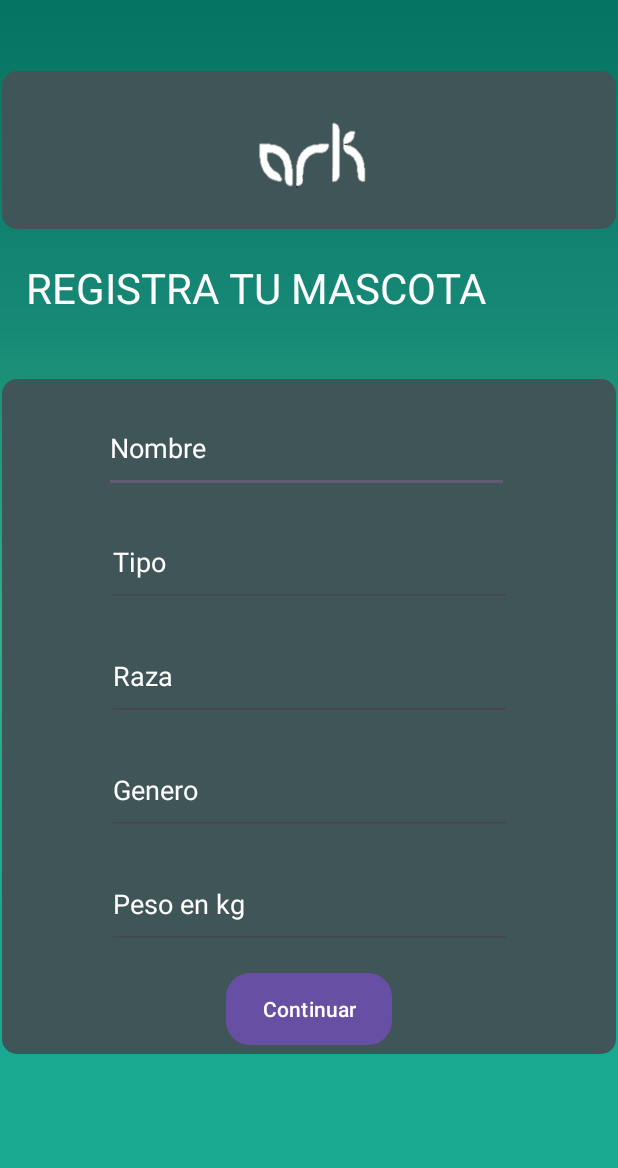
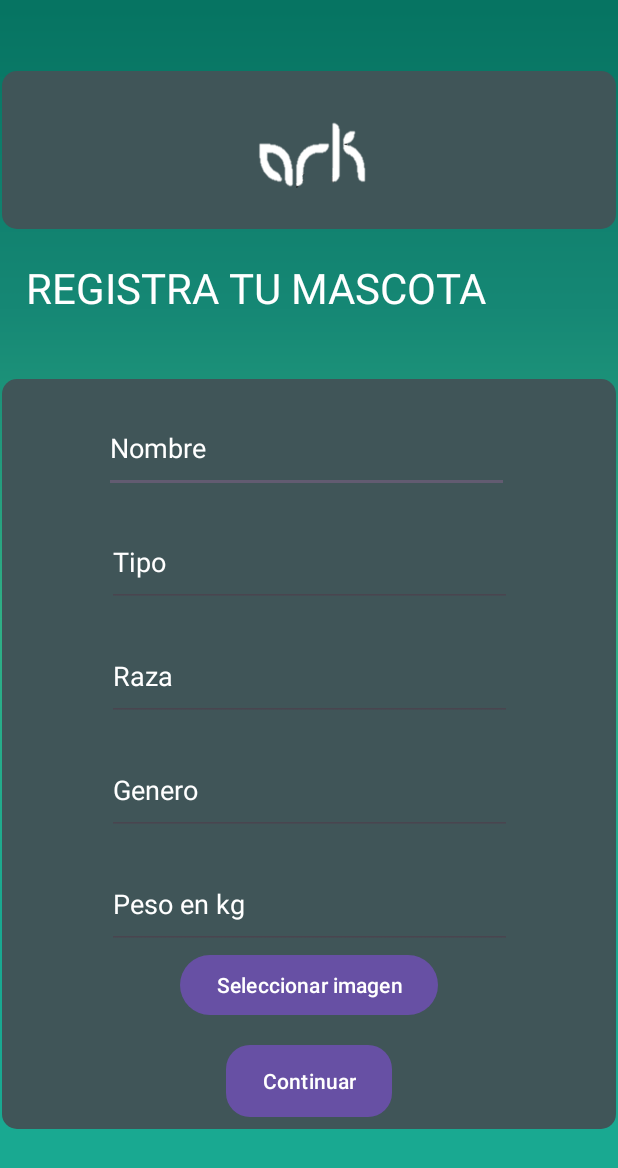
Before and after one commit to JohanV711/ark, an Android app: the mascota screen opened directly, with no data from a screen before it, after a tap on "Continuar", on a phone screen of 412 x 824 dp. Shown: the top 1168 px of the screen. Run offline under Robolectric (Android 15) with nearby library versions, the phone set to English and light mode, and no system bars; our stand-ins replace Firebase (no records; nobody signed in at launch, a user with empty details on screens opened directly).

Commit message:
falta para subir img del registro mascota

```diff
--- a/app/build.gradle.kts
+++ b/app/build.gradle.kts
@@ -49,6 +49,8 @@ dependencies {
     implementation(libs.retrofitConverter)
     implementation(libs.kotlinCoroutines)
     implementation(libs.firebase.database)
+    implementation(libs.firebase.storage)
+    implementation(libs.firebase.firestore)
 
     testImplementation(libs.junit)
     androidTestImplementation(libs.ext.junit)
--- a/app/src/main/AndroidManifest.xml
+++ b/app/src/main/AndroidManifest.xml
@@ -3,7 +3,8 @@
     xmlns:tools="http://schemas.android.com/tools">
 
     <uses-permission android:name="android.permission.INTERNET" />
-
+    <uses-permission android:name="android.permission.READ_EXTERNAL_STORAGE" />
+    <uses-permission android:name="android.permission.WRITE_EXTERNAL_STORAGE" />
     <application
         android:allowBackup="true"
         android:dataExtractionRules="@xml/data_extraction_rules"
--- a/app/src/main/java/com/cumn/ark/mascota.java
+++ b/app/src/main/java/com/cumn/ark/mascota.java
@@ -1,86 +1,131 @@
 package com.cumn.ark;
+
+import android.content.Intent;
+import android.net.Uri;
 import android.os.Bundle;
 import android.view.View;
 import android.widget.Button;
+import android.widget.EditText;
+import android.widget.ImageView;
 import android.widget.Toast;
+
 import androidx.annotation.NonNull;
+import androidx.annotation.Nullable;
 import androidx.appcompat.app.AppCompatActivity;
 
-import com.google.android.gms.tasks.OnCompleteListener;
-import com.google.android.material.textfield.TextInputEditText;
-import com.google.firebase.database.DatabaseReference;
-import com.google.firebase.database.FirebaseDatabase;
-import com.google.firebase.auth.FirebaseAuth;
-import com.google.firebase.database.DatabaseReference;
-import com.google.firebase.database.FirebaseDatabase;
+import com.google.android.gms.tasks.OnFailureListener;
+import com.google.android.gms.tasks.OnSuccessListener;
+import com.google.firebase.FirebaseApp;
+import com.google.firebase.firestore.DocumentReference;
+import com.google.firebase.firestore.FirebaseFirestore;
+
+import java.util.HashMap;
+import java.util.Map;
 
 public class mascota extends AppCompatActivity {
 
-    private TextInputEditText editTextNombre, editTextTipo, editTextRaza, editTextGenero, editTextPeso;
-    private Button btnRegistrar;
+    private static final int REQUEST_IMAGE_PICK = 1;
+    private Uri imageUri;
 
-    // Referencia a la base de datos de Firebase
-    private DatabaseReference databaseReference;
-    private FirebaseAuth mAuth;
+    private EditText nombreEditText;
+    private EditText tipoEditText;
+    private EditText razaEditText;
+    private EditText generoEditText;
+    private EditText pesoEditText;
+
     @Override
     protected void onCreate(Bundle savedInstanceState) {
         super.onCreate(savedInstanceState);
         setContentView(R.layout.activity_mascota);
 
         // Inicializar Firebase
-        FirebaseDatabase.getInstance().setPersistenceEnabled(true);
-        databaseReference = FirebaseDatabase.getInstance().getReference().child("mascotas");
+        FirebaseApp.initializeApp(this);
 
-        // Obtener referencias a las vistas
-        editTextNombre = findViewById(R.id.name);
-        editTextTipo = findViewById(R.id.tipo);
-        editTextRaza = findViewById(R.id.raza);
-        editTextGenero = findViewById(R.id.genero);
-        editTextPeso = findViewById(R.id.peso);
-        btnRegistrar = findViewById(R.id.btn_register);
+        nombreEditText = findViewById(R.id.name);
+        tipoEditText = findViewById(R.id.tipo);
+        razaEditText = findViewById(R.id.raza);
+        generoEditText = findViewById(R.id.genero);
+        pesoEditText = findViewById(R.id.peso);
 
-        // Configurar el evento de clic del botón de registro
-        btnRegistrar.setOnClickListener(new View.OnClickListener() {
+        Button selectImageButton = findViewById(R.id.btn_select_image);
+        selectImageButton.setOnClickListener(new View.OnClickListener() {
             @Override
             public void onClick(View v) {
-                registrarMascota();
+                openImagePicker();
+            }
+        });
+
+        Button registerButton = findViewById(R.id.btn_register);
+        registerButton.setOnClickListener(new View.OnClickListener() {
+            @Override
+            public void onClick(View v) {
+                registerPet();
             }
         });
     }
 
-    private void registrarMascota() {
-        // Obtener los valores de los campos de texto
-        String nombre = editTextNombre.getText().toString();
-        String tipo = editTextTipo.getText().toString();
-        String raza = editTextRaza.getText().toString();
-        String genero = editTextGenero.getText().toString();
-        String peso = editTextPeso.getText().toString();
+    private void openImagePicker() {
+        Intent intent = new Intent(Intent.ACTION_GET_CONTENT);
+        intent.setType("image/*");
+        startActivityForResult(intent, REQUEST_IMAGE_PICK);
+    }
 
-        // Verificar si se han ingresado todos los datos
-        if (nombre.isEmpty() || tipo.isEmpty() || raza.isEmpty() || genero.isEmpty() || peso.isEmpty()) {
-            Toast.makeText(this, "Por favor, complete todos los campos", Toast.LENGTH_SHORT).show();
-            return;
+    private void registerPet() {
+        if (imageUri != null) {
+            // Guardar la mascota en Firestore
+            savePetData();
+        } else {
+            // No se ha seleccionado ninguna imagen
+            Toast.makeText(this, "Selecciona una imagen", Toast.LENGTH_SHORT).show();
         }
-        String userId = mAuth.getCurrentUser().getUid();
-        // Crear un objeto Mascota con los datos
-        mascotas mas = new mascotas(nombre, tipo, raza, genero, peso);
+    }
 
-        // Guardar la mascota en la base de datos de Firebase
-        databaseReference.child(userId).push().setValue(mas)
-                .addOnCompleteListener(task -> {
-                    if (task.isSuccessful()) {
-                        Toast.makeText(mascota.this, "Mascota registrada correctamente", Toast.LENGTH_SHORT).show();
-                    } else {
+    private void savePetData() {
+        // Obtener una referencia a la base de datos de Firebase
+        FirebaseFirestore db = FirebaseFirestore.getInstance();
+
+        // Obtener los valores ingresados por el usuario
+        String nombre = nombreEditText.getText().toString();
+        String tipo = tipoEditText.getText().toString();
+        String raza = razaEditText.getText().toString();
+        String genero = generoEditText.getText().toString();
+        String peso = pesoEditText.getText().toString();
+
+        // Crear un nuevo objeto mascota con los datos
+        Map<String, Object> mas = new HashMap<>();
+        mas.put("nombre", nombre);
+        mas.put("tipo", tipo);
+        mas.put("raza", raza);
+        mas.put("genero", genero);
+        mas.put("peso", peso);
+
+        // Agregar el objeto mascota a la colección "prueba" en Firestore
+        db.collection("prueba")
+                .add(mas)
+                .addOnSuccessListener(new OnSuccessListener<DocumentReference>() {
+                    @Override
+                    public void onSuccess(DocumentReference documentReference) {
+                        Toast.makeText(mascota.this, "Mascota registrada exitosamente", Toast.LENGTH_SHORT).show();
+                        // Redirigir a profile.class
+                        Intent intent = new Intent(mascota.this, profile.class);
+                        startActivity(intent);
+                        finish(); // Finalizar la actividad actual si ya no es necesaria en la pila de actividades
+                    }
+                })
+                .addOnFailureListener(new OnFailureListener() {
+                    @Override
+                    public void onFailure(@NonNull Exception e) {
                         Toast.makeText(mascota.this, "Error al registrar la mascota", Toast.LENGTH_SHORT).show();
                     }
                 });
     }
 
-    private void limpiarCampos() {
-        editTextNombre.setText("");
-        editTextTipo.setText("");
-        editTextRaza.setText("");
-        editTextGenero.setText("");
-        editTextPeso.setText("");
+    @Override
+    protected void onActivityResult(int requestCode, int resultCode, @Nullable Intent data) {
+        super.onActivityResult(requestCode, resultCode, data);
+        if (requestCode == REQUEST_IMAGE_PICK && resultCode == RESULT_OK && data != null) {
+            // La imagen ha sido seleccionada
+            imageUri = data.getData();
+        }
     }
 }
--- a/app/src/main/res/layout/activity_mascota.xml
+++ b/app/src/main/res/layout/activity_mascota.xml
@@ -69,7 +69,7 @@
 
             <androidx.constraintlayout.widget.ConstraintLayout
                 android:layout_width="match_parent"
-                android:layout_height="450dp"
+                android:layout_height="500dp"
 
                 android:background="@drawable/top_back">
 
@@ -140,6 +140,29 @@
                     app:layout_constraintStart_toStartOf="parent"
                     app:layout_constraintEnd_toEndOf="parent"
                     android:layout_marginTop="16dp" />
+
+                <Button
+                    android:id="@+id/btn_select_image"
+                    android:layout_width="wrap_content"
+                    android:layout_height="wrap_content"
+                    android:text="Seleccionar imagen"
+                    android:onClick="selectImageFromGallery"
+                    app:layout_constraintTop_toBottomOf="@+id/peso"
+                    app:layout_constraintStart_toStartOf="parent"
+                    app:layout_constraintEnd_toEndOf="parent"
+                    />
+
+                <ImageView
+                    android:id="@+id/imageView"
+                    android:layout_width="match_parent"
+                    android:layout_height="wrap_content"
+                    android:adjustViewBounds="true"
+                    android:scaleType="fitCenter"
+                    app:layout_constraintTop_toBottomOf="@+id/btn_select_image"
+                    app:layout_constraintStart_toStartOf="parent"
+                    app:layout_constraintEnd_toEndOf="parent"
+                    />
+
                 <Button
                     android:id="@+id/btn_register"
                     android:layout_width="wrap_content"
@@ -147,7 +170,7 @@
                     android:text="Continuar"
                     android:textColor="@color/white"
                     android:background="@drawable/button_redondo"
-                    app:layout_constraintTop_toBottomOf="@+id/peso"
+                    app:layout_constraintTop_toBottomOf="@+id/imageView"
                     app:layout_constraintStart_toStartOf="parent"
                     app:layout_constraintEnd_toEndOf="parent"
                     android:layout_marginTop="16dp" />
--- a/gradle/libs.versions.toml
+++ b/gradle/libs.versions.toml
@@ -16,6 +16,8 @@ googlePlayMapVersion = "18.2.0"
 retrofitVersion = "2.11.0"
 kotlinCoroutinesversion = "1.8.1"
 firebaseDatabase = "21.0.0"
+firebaseStorage = "21.0.0"
+firebaseFirestore = "25.0.0"
 
 [libraries]
 firebase-bom = { module = "com.google.firebase:firebase-bom", version.ref = "firebaseBom" }
@@ -36,6 +38,8 @@ retrofit = { group = "com.squareup.retrofit2", name = "retrofit", version.ref =
 retrofitConverter = { group = "com.squareup.retrofit2", name = "converter-gson", version.ref = "retrofitVersion" }
 kotlinCoroutines = { group = "org.jetbrains.kotlinx", name = "kotlinx-coroutines-android", version.ref = "kotlinCoroutinesversion" }
 firebase-database = { group = "com.google.firebase", name = "firebase-database", version.ref = "firebaseDatabase" }
+firebase-storage = { group = "com.google.firebase", name = "firebase-storage", version.ref = "firebaseStorage" }
+firebase-firestore = { group = "com.google.firebase", name = "firebase-firestore", version.ref = "firebaseFirestore" }
 
 [plugins]
 androidApplication = { id = "com.android.application", version.ref = "agp" }
```
Also changed, not shown: app/src/main/java/com/cumn/ark/mascotas.java (+26 -4 lines).
